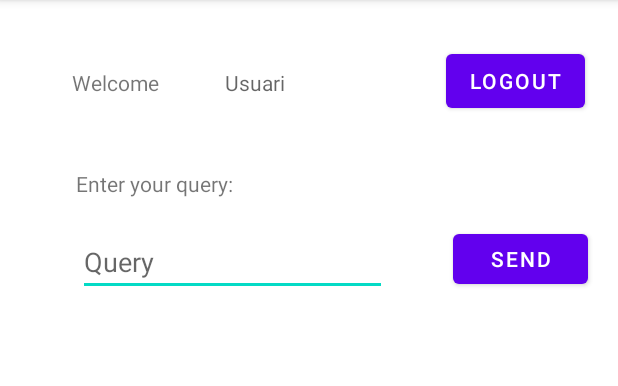
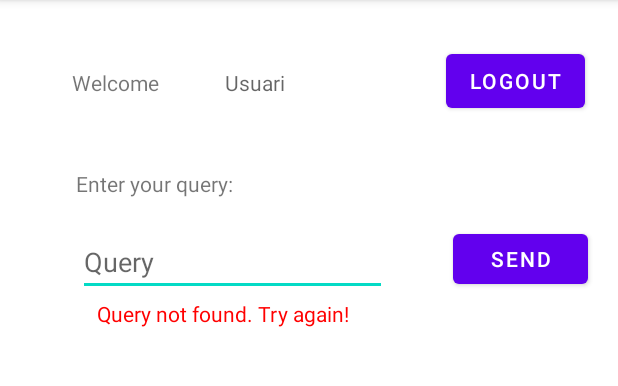
Before and after one commit to Marc-Nueno-Montolio/PBE-CDR, an Android app: the DashboardActivity screen opened directly, with no data from a screen before it, after a tap on "SEND", on a phone screen of 412 x 824 dp, the part 84-470 px from its top. Run offline under Robolectric (Android 15) with nearby library versions, the phone set to English and light mode, and no system bars.

Commit message:
he afegit el missatge de query not found quan no la troba a la base de dades

```diff
--- a/Clients/Android_Client/app/src/main/java/com/example/piconnect/DashboardActivity.java
+++ b/Clients/Android_Client/app/src/main/java/com/example/piconnect/DashboardActivity.java
@@ -25,6 +25,9 @@ public class DashboardActivity extends AppCompatActivity {
     Button logout;
     Button snd_query;
     EditText query;
+    String uid;
+    View v;
+    TextView qry_fail;
 
     @Override
     protected void onCreate(Bundle savedInstanceState) {
@@ -37,9 +40,10 @@ public class DashboardActivity extends AppCompatActivity {
         TextView user_logged = (TextView) findViewById(R.id.textView_user);
         query = (EditText) findViewById(R.id.enter_query);
         //Fem invisible el missatge de wrong query
-        TextView qry_fail = (TextView) findViewById(R.id.query_fail);
+        qry_fail = (TextView) findViewById(R.id.query_fail);
         qry_fail.setVisibility(View.INVISIBLE);
-        String uid = getIntent().getStringExtra("uid");
+
+        uid = getIntent().getStringExtra("uid");
 
 
         //Mostrem string usuari per pantalla amb el missatge de benvinguda
@@ -75,6 +79,7 @@ public class DashboardActivity extends AppCompatActivity {
         String querySplit[] = query.split("\\?");
         String qry = querySplit[0];
         String str = "";
+
         if (qry.equals("timetables") || qry.equals("marks") || qry.equals("tasks")) {
             if (query.contains("?")) {
                 str = "http://138.68.152.226:3000/" + query + "&uid=" + uid;
@@ -88,6 +93,7 @@ public class DashboardActivity extends AppCompatActivity {
     }
 
     public void sendQuery(OkHttpClient client, String url) {
+
         Request request = new Request.Builder().url(url).build();
         System.out.println("Sending query: " + url);
 
@@ -98,6 +104,7 @@ public class DashboardActivity extends AppCompatActivity {
                 String res = response.body().string();
 
                 if (!res.equals("{}")) {
+                    correct_query(v,query.getText().toString().trim(),uid); //fem invisible el missatge de fail query
                     try {
                         JSONArray jsonRes = new JSONArray(res);
                         System.out.println("RESPONSE: " + jsonRes.toString());
@@ -106,7 +113,11 @@ public class DashboardActivity extends AppCompatActivity {
 
                     } catch (JSONException e) {
                         e.printStackTrace();
+
+
                     }
+                }else{
+                    fail_query(v,query.getText().toString().trim(),uid);
                 }
 
             }
@@ -114,9 +125,28 @@ public class DashboardActivity extends AppCompatActivity {
             @Override
             public void onFailure(@NotNull Call call, @NotNull IOException e) {
                 System.out.println(e.toString());
+                fail_query(v,query.getText().toString().trim(),uid);
             }
         });
 
+        }
+    //Funcions per mostrar el missatge i amagar el missatge de query not found
+    public void fail_query(View view, String query, String uid) {
+
+        DashboardActivity.this.runOnUiThread(new Runnable() {
+            public void run() {
+                qry_fail.setVisibility(View.VISIBLE);
+            }
+        });
+    }
+    public void correct_query(View view, String query, String uid) {
+
+        DashboardActivity.this.runOnUiThread(new Runnable() {
+            public void run() {
+                qry_fail.setVisibility(View.INVISIBLE);
+            }
+        });
     }
 
-}
+
+    }
```
